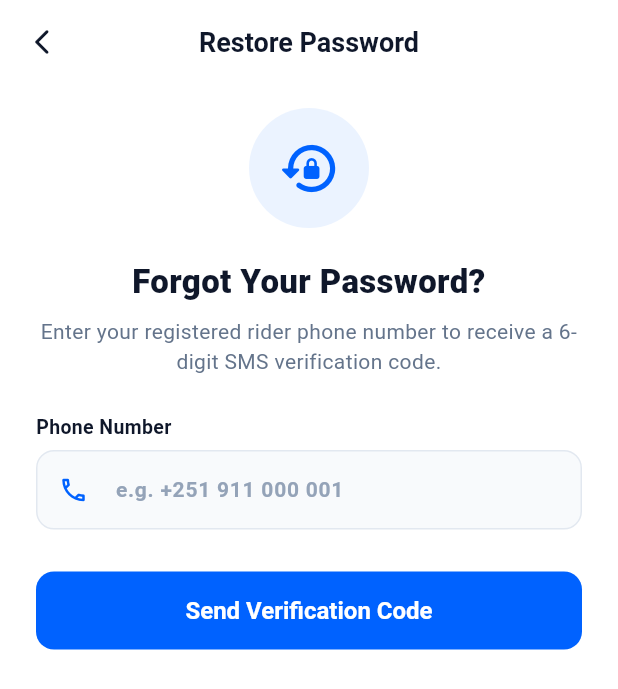
After one commit to Balera-Delivery/balera-rider-app, a Flutter app: the ForgotPasswordScreen screen opened directly, on a phone screen of 412 x 824 dp. The commit adds this screen. Shown: the top 689 px of the screen. Run offline on Flutter 3.47's test engine with Material 3 defaults, Android fonts, the phone set to English and light mode, and no system bars; our stand-ins replace flutter_animate, google_fonts, shared_preferences; missing offline and left inert: mobile_scanner; accounts and stored records are empty.

Commit message:
feat(auth): add forgot password screen with SMS OTP verification & restore access

```diff
--- a/lib/constants/api_constants.dart
+++ b/lib/constants/api_constants.dart
@@ -24,6 +24,7 @@ class ApiConstants {
   static const String riderRegister = '/api/v1/auth/rider/register';
   static const String sendPhoneOtp = '/api/v1/auth/phone/send-otp';
   static const String verifyPhoneOtp = '/api/v1/auth/phone/verify-otp';
+  static const String resetPasswordPhone = '/api/v1/auth/phone/reset-password';
   static const String getMe = '/api/v1/auth/me';
   static const String changePassword = '/api/v1/auth/change-password';
   static const String updateFcmToken = '/api/v1/auth/fcm-token';
--- /dev/null
+++ b/lib/screens/auth/forgot_password_screen.dart
@@ -0,0 +1,584 @@
+import 'dart:async';
+import 'package:flutter/material.dart';
+import 'package:flutter/services.dart';
+import '../../constants/app_colors.dart';
+import '../../services/auth_service.dart';
+import '../../widgets/custom_button.dart';
+
+class ForgotPasswordScreen extends StatefulWidget {
+  final String? initialPhone;
+
+  const ForgotPasswordScreen({super.key, this.initialPhone});
+
+  @override
+  State<ForgotPasswordScreen> createState() => _ForgotPasswordScreenState();
+}
+
+class _ForgotPasswordScreenState extends State<ForgotPasswordScreen> {
+  final TextEditingController _phoneController = TextEditingController();
+  final List<TextEditingController> _otpControllers =
+      List.generate(6, (_) => TextEditingController());
+  final List<FocusNode> _otpFocusNodes = List.generate(6, (_) => FocusNode());
+
+  final TextEditingController _newPasswordController = TextEditingController();
+  final TextEditingController _confirmPasswordController = TextEditingController();
+
+  int _step = 1; // 1 = Enter Phone, 2 = Verify OTP & Set New Password
+  bool _isLoading = false;
+  bool _isResending = false;
+  bool _obscureNewPass = true;
+  bool _obscureConfirmPass = true;
+  String? _errorMessage;
+  String? _devOtp;
+
+  int _resendCountdown = 60;
+  Timer? _countdownTimer;
+
+  @override
+  void initState() {
+    super.initState();
+    if (widget.initialPhone != null && widget.initialPhone!.trim().isNotEmpty) {
+      _phoneController.text = widget.initialPhone!.trim();
+    }
+  }
+
+  @override
+  void dispose() {
+    _countdownTimer?.cancel();
+    _phoneController.dispose();
+    for (var c in _otpControllers) {
+      c.dispose();
+    }
+    for (var f in _otpFocusNodes) {
+      f.dispose();
+    }
+    _newPasswordController.dispose();
+    _confirmPasswordController.dispose();
+    super.dispose();
+  }
+
+  void _startCountdown() {
+    _resendCountdown = 60;
+    _countdownTimer?.cancel();
+    _countdownTimer = Timer.periodic(const Duration(seconds: 1), (timer) {
+      if (!mounted) return;
+      if (_resendCountdown > 0) {
+        setState(() => _resendCountdown--);
+      } else {
+        timer.cancel();
+      }
+    });
+  }
+
+  String get _enteredOtp => _otpControllers.map((c) => c.text.trim()).join();
+
+  Future<void> _handleSendOtp() async {
+    final phone = _phoneController.text.trim();
+    if (phone.isEmpty || phone.length < 9) {
+      setState(() {
+        _errorMessage = 'Please enter a valid phone number (e.g. +251 911 000 001).';
+      });
+      return;
+    }
+
+    setState(() {
+      _isLoading = true;
+      _errorMessage = null;
+    });
+
+    try {
+      final res = await AuthService().sendPhoneOtp(phone);
+      if (mounted) {
+        final devCode = res['devOtp']?.toString();
+        setState(() {
+          _isLoading = false;
+          _step = 2;
+          _devOtp = devCode;
+        });
+
+        if (devCode != null && devCode.length == 6) {
+          final digits = devCode.split('');
+          for (int i = 0; i < 6; i++) {
+            _otpControllers[i].text = digits[i];
+          }
+        }
+
+        _startCountdown();
+      }
+    } catch (e) {
+      if (mounted) {
+        setState(() {
+          _isLoading = false;
+          _errorMessage = e.toString().replaceAll('ApiException: ', '');
+        });
+      }
+    }
+  }
+
+  Future<void> _handleResendOtp() async {
+    if (_resendCountdown > 0 || _isResending) return;
+
+    setState(() {
+      _isResending = true;
+      _errorMessage = null;
+    });
+
+    try {
+      final res = await AuthService().sendPhoneOtp(_phoneController.text.trim());
+      if (mounted) {
+        final devCode = res['devOtp']?.toString();
+        setState(() {
+          _isResending = false;
+          _devOtp = devCode;
+        });
+
+        if (devCode != null && devCode.length == 6) {
+          final digits = devCode.split('');
+          for (int i = 0; i < 6; i++) {
+            _otpControllers[i].text = digits[i];
+          }
+        }
+
+        _startCountdown();
+        ScaffoldMessenger.of(context).showSnackBar(
+          const SnackBar(
+            content: Text('A fresh verification code has been sent!'),
+            backgroundColor: AppColors.success,
+          ),
+        );
+      }
+    } catch (e) {
+      if (mounted) {
+        setState(() {
+          _isResending = false;
+          _errorMessage = e.toString().replaceAll('ApiException: ', '');
+        });
+      }
+    }
+  }
+
+  Future<void> _handleResetPassword() async {
+    final code = _enteredOtp;
+    final newPass = _newPasswordController.text.trim();
+    final confirmPass = _confirmPasswordController.text.trim();
+
+    if (code.length < 6) {
+      setState(() {
+        _errorMessage = 'Please enter the complete 6-digit verification code.';
+      });
+      return;
+    }
+
+    if (newPass.length < 6) {
+      setState(() {
+        _errorMessage = 'Password must be at least 6 characters.';
+      });
+      return;
+    }
+
+    if (newPass != confirmPass) {
+      setState(() {
+        _errorMessage = 'New password and confirm password do not match.';
+      });
+      return;
+    }
+
+    setState(() {
+      _isLoading = true;
+      _errorMessage = null;
+    });
+
+    try {
+      final res = await AuthService().resetPasswordWithOtp(
+        phoneNumber: _phoneController.text.trim(),
+        code: code,
+        newPassword: newPass,
+      );
+
+      if (mounted) {
+        setState(() => _isLoading = false);
+
+        // Show success alert
+        showDialog(
+          context: context,
+          barrierDismissible: false,
+          builder: (ctx) => AlertDialog(
+            shape: RoundedRectangleBorder(borderRadius: BorderRadius.circular(16)),
+            title: const Row(
+              children: [
+                Icon(Icons.check_circle_rounded, color: AppColors.success, size: 28),
+                SizedBox(width: 10),
+                Text('Password Restored!', style: TextStyle(fontWeight: FontWeight.w700, fontSize: 18)),
+              ],
+            ),
+            content: Text(
+              res['message']?.toString() ??
+                  'Your password has been successfully reset. You can now log in with your new password.',
+              style: const TextStyle(fontSize: 14, color: AppColors.textSecondary, height: 1.4),
+            ),
+            actions: [
+              CustomButton(
+                text: 'Log In Now',
+                onPressed: () {
+                  Navigator.pop(ctx); // Close dialog
+                  Navigator.pop(context, _phoneController.text.trim()); // Return to login with phone
+                },
+              ),
+            ],
+          ),
+        );
+      }
+    } catch (e) {
+      if (mounted) {
+        setState(() {
+          _isLoading = false;
+          _errorMessage = e.toString().replaceAll('ApiException: ', '');
+        });
+      }
+    }
+  }
+
+  @override
+  Widget build(BuildContext context) {
+    return Scaffold(
+      backgroundColor: Colors.white,
+      appBar: AppBar(
+        backgroundColor: Colors.white,
+        elevation: 0,
+        leading: IconButton(
+          icon: const Icon(Icons.arrow_back_ios_new_rounded, color: AppColors.textPrimary, size: 20),
+          onPressed: () => Navigator.pop(context),
+        ),
+        title: const Text(
+          'Restore Password',
+          style: TextStyle(fontSize: 18, fontWeight: FontWeight.w700, color: AppColors.textPrimary),
+        ),
+        centerTitle: true,
+      ),
+      body: SafeArea(
+        child: SingleChildScrollView(
+          padding: const EdgeInsets.symmetric(horizontal: 24.0, vertical: 16.0),
+          child: Column(
+            crossAxisAlignment: CrossAxisAlignment.start,
+            children: [
+              // Header Icon & Title
+              Center(
+                child: Container(
+                  width: 80,
+                  height: 80,
+                  decoration: BoxDecoration(
+                    color: AppColors.primaryLight,
+                    shape: BoxShape.circle,
+                  ),
+                  child: const Icon(
+                    Icons.lock_reset_rounded,
+                    size: 42,
+                    color: AppColors.primary,
+                  ),
+                ),
+              ),
+              const SizedBox(height: 20),
+
+              Center(
+                child: Text(
+                  _step == 1 ? 'Forgot Your Password?' : 'Enter OTP & Set New Password',
+                  textAlign: TextAlign.center,
+                  style: const TextStyle(
+                    fontSize: 22,
+                    fontWeight: FontWeight.w800,
+                    color: AppColors.textPrimary,
+                  ),
+                ),
+              ),
+              const SizedBox(height: 8),
+              Center(
+                child: Text(
+                  _step == 1
+                      ? 'Enter your registered rider phone number to receive a 6-digit SMS verification code.'
+                      : 'We sent a 6-digit verification code to ${_phoneController.text.trim()}.',
+                  textAlign: TextAlign.center,
+                  style: const TextStyle(fontSize: 14, color: AppColors.textSecondary, height: 1.4),
+                ),
+              ),
+              const SizedBox(height: 24),
+
+              // Error Message
+              if (_errorMessage != null)
+                Container(
+                  margin: const EdgeInsets.only(bottom: 18),
+                  padding: const EdgeInsets.all(12),
+                  decoration: BoxDecoration(
+                    color: AppColors.dangerLight,
+                    borderRadius: BorderRadius.circular(12),
+                    border: Border.all(color: AppColors.danger.withValues(alpha: 0.3)),
+                  ),
+                  child: Row(
+                    children: [
+                      const Icon(Icons.error_outline_rounded, color: AppColors.danger, size: 20),
+                      const SizedBox(width: 10),
+                      Expanded(
+                        child: Text(
+                          _errorMessage!,
+                          style: const TextStyle(color: AppColors.danger, fontSize: 13, fontWeight: FontWeight.w500),
+                        ),
+                      ),
+                    ],
+                  ),
+                ),
+
+              if (_step == 1) ...[
+                // Phone Number input
+                const Text(
+                  'Phone Number',
+                  style: TextStyle(fontSize: 13, fontWeight: FontWeight.w600, color: AppColors.textPrimary),
+                ),
+                const SizedBox(height: 6),
+                Container(
+                  decoration: BoxDecoration(
+                    color: const Color(0xFFF8FAFC),
+                    borderRadius: BorderRadius.circular(12),
+                    border: Border.all(color: AppColors.border),
+                  ),
+                  child: TextField(
+                    controller: _phoneController,
+                    keyboardType: TextInputType.phone,
+                    style: const TextStyle(fontSize: 15, fontWeight: FontWeight.w600, color: AppColors.textPrimary),
+                    decoration: const InputDecoration(
+                      hintText: 'e.g. +251 911 000 001',
+                      hintStyle: TextStyle(color: AppColors.textMuted, fontSize: 14),
+                      prefixIcon: Icon(Icons.phone_outlined, color: AppColors.primary, size: 20),
+                      border: InputBorder.none,
+                      contentPadding: EdgeInsets.symmetric(horizontal: 16, vertical: 14),
+                    ),
+                  ),
+                ),
+                const SizedBox(height: 28),
+
+                CustomButton(
+                  text: 'Send Verification Code',
+                  isLoading: _isLoading,
+                  backgroundColor: AppColors.primary,
+                  onPressed: _isLoading ? null : _handleSendOtp,
+                ),
+              ] else ...[
+                // Dev OTP helper banner
+                if (_devOtp != null)
+                  Container(
+                    margin: const EdgeInsets.only(bottom: 18),
+                    padding: const EdgeInsets.symmetric(horizontal: 14, vertical: 10),
+                    decoration: BoxDecoration(
+                      color: AppColors.primaryLight,
+                      borderRadius: BorderRadius.circular(10),
+                      border: Border.all(color: AppColors.primary.withValues(alpha: 0.3)),
+                    ),
+                    child: Row(
+                      mainAxisAlignment: MainAxisAlignment.spaceBetween,
+                      children: [
+                        Row(
+                          children: [
+                            const Icon(Icons.info_outline_rounded, color: AppColors.primary, size: 18),
+                            const SizedBox(width: 8),
+                            Text(
+                              'Dev Mode OTP: $_devOtp',
+                              style: const TextStyle(
+                                fontSize: 13,
+                                fontWeight: FontWeight.w700,
+                                color: AppColors.primary,
+                              ),
+                            ),
+                          ],
+                        ),
+                        InkWell(
+                          onTap: () {
+                            final digits = _devOtp!.split('');
+                            for (int i = 0; i < 6; i++) {
+                              _otpControllers[i].text = digits[i];
+                            }
+                          },
+                          child: const Text(
+                            'Auto-Fill',
+                            style: TextStyle(
+                              fontSize: 12,
+                              fontWeight: FontWeight.w700,
+                              color: AppColors.primary,
+                              decoration: TextDecoration.underline,
+                            ),
+                          ),
+                        ),
+                      ],
+                    ),
+                  ),
+
+                // OTP digits input
+                const Text(
+                  'Verification Code (OTP)',
+                  style: TextStyle(fontSize: 13, fontWeight: FontWeight.w600, color: AppColors.textPrimary),
+                ),
+                const SizedBox(height: 10),
+                Row(
+                  mainAxisAlignment: MainAxisAlignment.spaceBetween,
+                  children: List.generate(6, (index) {
+                    return SizedBox(
+                      width: 46,
+                      height: 52,
+                      child: TextField(
+                        controller: _otpControllers[index],
+                        focusNode: _otpFocusNodes[index],
+                        keyboardType: TextInputType.number,
+                        textAlign: TextAlign.center,
+                        maxLength: 1,
+                        style: const TextStyle(
+                          fontSize: 20,
+                          fontWeight: FontWeight.w700,
+                          color: AppColors.textPrimary,
+                        ),
+                        decoration: InputDecoration(
+                          counterText: '',
+                          filled: true,
+                          fillColor: const Color(0xFFF8FAFC),
+                          contentPadding: EdgeInsets.zero,
+                          enabledBorder: OutlineInputBorder(
+                            borderRadius: BorderRadius.circular(10),
+                            borderSide: const BorderSide(color: AppColors.border),
+                          ),
+                          focusedBorder: OutlineInputBorder(
+                            borderRadius: BorderRadius.circular(10),
+                            borderSide: const BorderSide(color: AppColors.primary, width: 2),
+                          ),
+                        ),
+                        inputFormatters: [FilteringTextInputFormatter.digitsOnly],
+                        onChanged: (value) {
+                          if (value.isNotEmpty && index < 5) {
+                            _otpFocusNodes[index + 1].requestFocus();
+                          } else if (value.isEmpty && index > 0) {
+                            _otpFocusNodes[index - 1].requestFocus();
+                          }
+                        },
+                      ),
+                    );
+                  }),
+                ),
+                const SizedBox(height: 10),
+
+                // Resend OTP row
+                Row(
+                  mainAxisAlignment: MainAxisAlignment.spaceBetween,
+                  children: [
+                    TextButton(
+                      onPressed: () {
+                        setState(() {
+                          _step = 1;
+                        });
+                      },
+                      child: const Text('Change Phone Number', style: TextStyle(fontSize: 12)),
+                    ),
+                    _resendCountdown > 0
+                        ? Text(
+                            'Resend in ${_resendCountdown}s',
+                            style: const TextStyle(fontSize: 12, color: AppColors.textMuted),
+                          )
+                        : TextButton(
+                            onPressed: _isResending ? null : _handleResendOtp,
+                            child: const Text(
+                              'Resend Code',
+                              style: TextStyle(
+                                fontSize: 13,
+                                fontWeight: FontWeight.w700,
+                                color: AppColors.primary,
+                              ),
+                            ),
+                          ),
+                  ],
+                ),
+                const SizedBox(height: 16),
+
+                // New Password Input
+                const Text(
+                  'New Password',
+                  style: TextStyle(fontSize: 13, fontWeight: FontWeight.w600, color: AppColors.textPrimary),
+                ),
+                const SizedBox(height: 6),
+                Container(
+                  decoration: BoxDecoration(
+                    color: const Color(0xFFF8FAFC),
+                    borderRadius: BorderRadius.circular(12),
+                    border: Border.all(color: AppColors.border),
+                  ),
+                  child: TextField(
+                    controller: _newPasswordController,
+                    obscureText: _obscureNewPass,
+                    enableSuggestions: false,
+                    autocorrect: false,
+                    cursorColor: AppColors.primary,
+                    style: const TextStyle(fontSize: 15, fontWeight: FontWeight.w600, color: AppColors.textPrimary),
+                    decoration: InputDecoration(
+                      hintText: 'Enter new password (min. 6 chars)',
+                      hintStyle: const TextStyle(color: AppColors.textMuted, fontSize: 14),
+                      prefixIcon: const Icon(Icons.lock_outline_rounded, color: AppColors.primary, size: 20),
+                      suffixIcon: IconButton(
+                        icon: Icon(
+                          _obscureNewPass ? Icons.visibility_off_outlined : Icons.visibility_outlined,
+                          color: AppColors.textSecondary,
+                          size: 20,
+                        ),
+                        onPressed: () => setState(() => _obscureNewPass = !_obscureNewPass),
+                      ),
+                      border: InputBorder.none,
+                      contentPadding: const EdgeInsets.symmetric(horizontal: 16, vertical: 14),
+                    ),
+                  ),
+                ),
+                const SizedBox(height: 14),
+
+                // Confirm Password Input
+                const Text(
+                  'Confirm New Password',
+                  style: TextStyle(fontSize: 13, fontWeight: FontWeight.w600, color: AppColors.textPrimary),
+                ),
+                const SizedBox(height: 6),
+                Container(
+                  decoration: BoxDecoration(
+                    color: const Color(0xFFF8FAFC),
+                    borderRadius: BorderRadius.circular(12),
+                    border: Border.all(color: AppColors.border),
+                  ),
+                  child: TextField(
+                    controller: _confirmPasswordController,
+                    obscureText: _obscureConfirmPass,
+                    enableSuggestions: false,
+                    autocorrect: false,
+                    cursorColor: AppColors.primary,
+                    style: const TextStyle(fontSize: 15, fontWeight: FontWeight.w600, color: AppColors.textPrimary),
+                    decoration: InputDecoration(
+                      hintText: 'Re-enter your new password',
+                      hintStyle: const TextStyle(color: AppColors.textMuted, fontSize: 14),
+                      prefixIcon: const Icon(Icons.lock_outline_rounded, color: AppColors.primary, size: 20),
+                      suffixIcon: IconButton(
+                        icon: Icon(
+                          _obscureConfirmPass ? Icons.visibility_off_outlined : Icons.visibility_outlined,
+                          color: AppColors.textSecondary,
+                          size: 20,
+                        ),
+                        onPressed: () => setState(() => _obscureConfirmPass = !_obscureConfirmPass),
+                      ),
+                      border: InputBorder.none,
+                      contentPadding: const EdgeInsets.symmetric(horizontal: 16, vertical: 14),
+                    ),
+                  ),
+                ),
+                const SizedBox(height: 28),
+
+                CustomButton(
+                  text: 'Reset Password & Restore Access',
+                  isLoading: _isLoading,
+                  backgroundColor: AppColors.primary,
+                  onPressed: _isLoading ? null : _handleResetPassword,
+                ),
+              ],
+            ],
+          ),
+        ),
+      ),
+    );
+  }
+}
```
Also changed, not shown: lib/screens/auth/login_screen.dart (+41 -7 lines), lib/services/auth_service.dart (+21 -0 lines).
